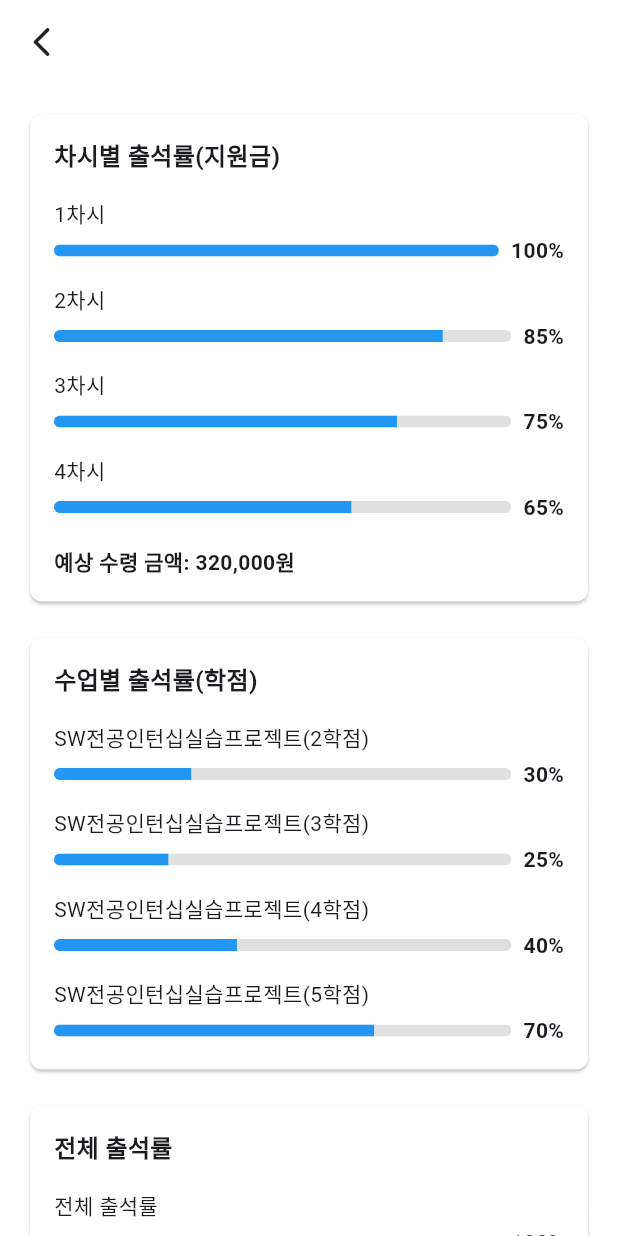
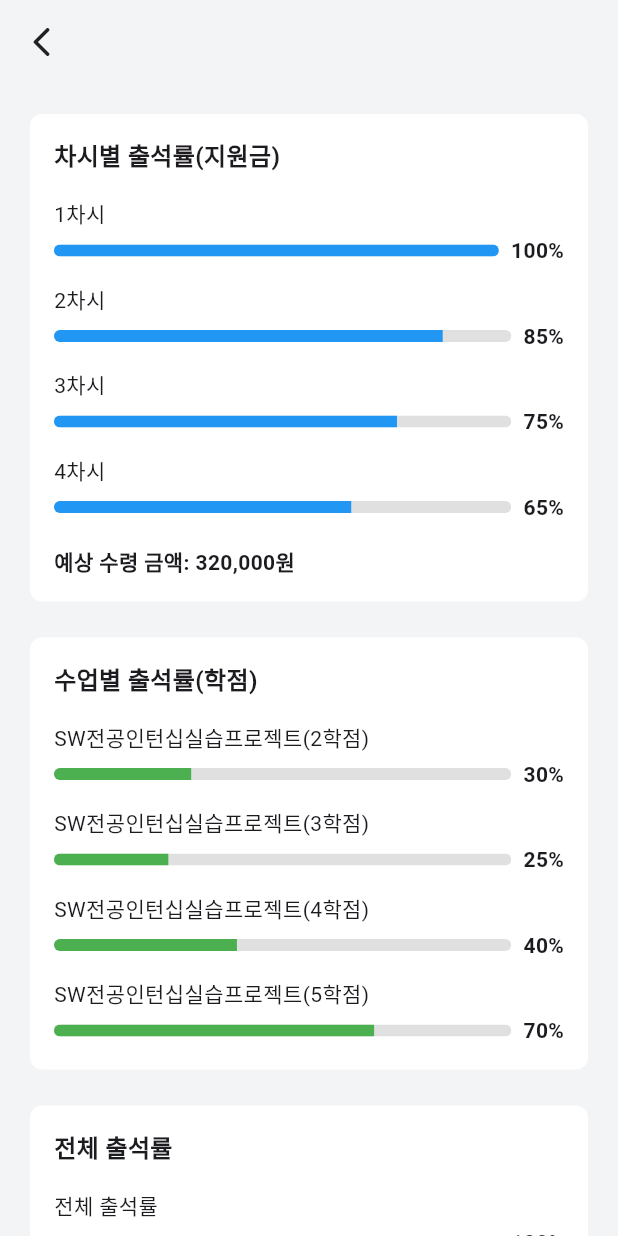
Before and after one commit to popcorn0125/CHECKIN_APP, a Flutter app: the AttendanceStatusPage screen opened by its route, on a phone screen of 412 x 824 dp. Run offline on Flutter 3.47's test engine with Material 3 defaults, Android fonts, the phone set to English and light mode, and no system bars; our stand-ins replace google_fonts, table_calendar.

Commit message:
메인 스크롤 수정정

```diff
--- a/lib/main.dart
+++ b/lib/main.dart
@@ -29,6 +29,7 @@ class MyApp extends StatelessWidget {
         appBarTheme: const AppBarTheme(
           backgroundColor: Colors.white,
           elevation: 0,
+          scrolledUnderElevation: 0,
           systemOverlayStyle: SystemUiOverlayStyle.dark, // 상태 표시줄 아이콘 색상 등을 고정
         ),
         scaffoldBackgroundColor: Colors.white, // 전체 배경색 지정 (원하는 색으로 변경)
--- a/lib/pages/attendance_status_page.dart
+++ b/lib/pages/attendance_status_page.dart
@@ -9,7 +9,9 @@ class AttendanceStatusPage extends StatelessWidget {
   Widget build(BuildContext context) {
     return Scaffold(
       // 상단에 CustomAppBar 사용
+      backgroundColor: Color(0xFFf3f4f6),
       appBar: AppBar(
+        backgroundColor: Color(0xFFf3f4f6),
         leading: IconButton(
           icon: const Icon(Icons.arrow_back_ios_rounded, color: Colors.black87),
           onPressed: () {
@@ -37,8 +39,10 @@ class AttendanceStatusPage extends StatelessWidget {
 
   // ------------------ 차시별 출석률(지원금) ------------------
   Widget _buildSessionAttendanceCard() {
+    Color progressColor = Colors.blue; // 파란색
     return Card(
       color: Colors.white,
+      elevation: 0, // 그림자 제거
       shape: RoundedRectangleBorder(borderRadius: BorderRadius.circular(8)),
       child: Padding(
         padding: const EdgeInsets.all(16),
@@ -50,13 +54,33 @@ class AttendanceStatusPage extends StatelessWidget {
               style: TextStyle(fontSize: 16, fontWeight: FontWeight.bold),
             ),
             const SizedBox(height: 16),
-            _buildProgressRow(label: '1차시', value: 1.0, percentText: '100%'),
+            _buildProgressRow(
+              label: '1차시',
+              value: 1.0,
+              percentText: '100%',
+              progressColor: progressColor,
+            ),
             const SizedBox(height: 12),
-            _buildProgressRow(label: '2차시', value: 0.85, percentText: '85%'),
+            _buildProgressRow(
+              label: '2차시',
+              value: 0.85,
+              percentText: '85%',
+              progressColor: progressColor,
+            ),
             const SizedBox(height: 12),
-            _buildProgressRow(label: '3차시', value: 0.75, percentText: '75%'),
+            _buildProgressRow(
+              label: '3차시',
+              value: 0.75,
+              percentText: '75%',
+              progressColor: progressColor,
+            ),
             const SizedBox(height: 12),
-            _buildProgressRow(label: '4차시', value: 0.65, percentText: '65%'),
+            _buildProgressRow(
+              label: '4차시',
+              value: 0.65,
+              percentText: '65%',
+              progressColor: progressColor,
+            ),
             const SizedBox(height: 16),
             const Text(
               '예상 수령 금액: 320,000원',
@@ -70,8 +94,10 @@ class AttendanceStatusPage extends StatelessWidget {
 
   // ------------------ 수업별 출석률(학점) ------------------
   Widget _buildCourseAttendanceCard() {
+    Color progressColor = Colors.green; // 초록색
     return Card(
       color: Colors.white,
+      elevation: 0, // 그림자 제거
       shape: RoundedRectangleBorder(borderRadius: BorderRadius.circular(8)),
       child: Padding(
         padding: const EdgeInsets.all(16),
@@ -87,24 +113,28 @@ class AttendanceStatusPage extends StatelessWidget {
               label: 'SW전공인턴십실습프로젝트(2학점)',
               value: 0.3,
               percentText: '30%',
+              progressColor: progressColor,
             ),
             const SizedBox(height: 12),
             _buildProgressRow(
               label: 'SW전공인턴십실습프로젝트(3학점)',
               value: 0.25,
               percentText: '25%',
+              progressColor: progressColor,
             ),
             const SizedBox(height: 12),
             _buildProgressRow(
               label: 'SW전공인턴십실습프로젝트(4학점)',
               value: 0.4,
               percentText: '40%',
+              progressColor: progressColor,
             ),
             const SizedBox(height: 12),
             _buildProgressRow(
               label: 'SW전공인턴십실습프로젝트(5학점)',
               value: 0.7,
               percentText: '70%',
+              progressColor: progressColor,
             ),
           ],
         ),
@@ -114,8 +144,10 @@ class AttendanceStatusPage extends StatelessWidget {
 
   // ------------------ 전체 출석률 ------------------
   Widget _buildTotalAttendanceCard() {
+    Color progressColor = Colors.red; // 빨간색
     return Card(
       color: Colors.white,
+      elevation: 0, // 그림자 제거
       shape: RoundedRectangleBorder(borderRadius: BorderRadius.circular(8)),
       child: Padding(
         padding: const EdgeInsets.all(16),
@@ -131,6 +163,7 @@ class AttendanceStatusPage extends StatelessWidget {
               label: '전체 출석률',
               value: 1.0,
               percentText: '100%',
+              progressColor: progressColor,
             ),
             const SizedBox(height: 16),
             // 출석/지각/결석 정보
@@ -171,6 +204,7 @@ class AttendanceStatusPage extends StatelessWidget {
     required String label,
     required double value,
     required String percentText,
+    required Color progressColor,
   }) {
     return Column(
       crossAxisAlignment: CrossAxisAlignment.start,
@@ -186,7 +220,7 @@ class AttendanceStatusPage extends StatelessWidget {
                   value: value,
                   minHeight: 8,
                   backgroundColor: Colors.grey.shade300,
-                  color: Colors.blue,
+                  color: progressColor,
                 ),
               ),
             ),
```
Also changed, not shown: 1 other file.
